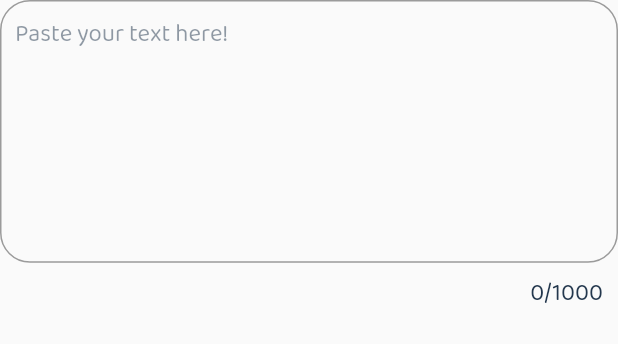
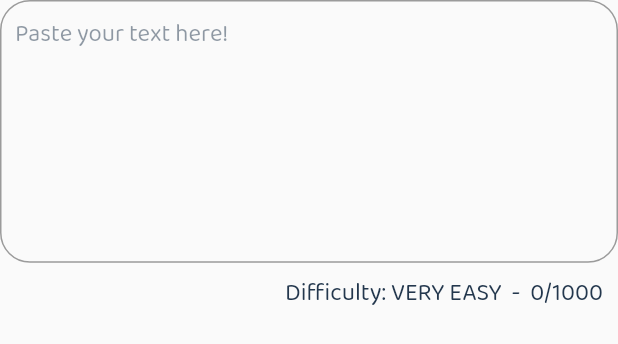
Before and after one commit to JakesMD/TypeTypeGo, a Flutter app: the TextInputBoxTextField widget shown alone on an empty page, opened directly with empty values, on a phone screen of 412 x 824 dp. Shown: the top 344 px of the screen. Run offline on Flutter 3.47's test engine with Material 2 defaults, Android fonts, the light colour scheme and no system bars; our stand-ins replace flutter_hooks, percent_indicator, responsive_builder; missing offline and left inert: dart:js.

Commit message:
Add difficulty indicator

```diff
--- a/lib/screens/main/textInputBox.dart
+++ b/lib/screens/main/textInputBox.dart
@@ -1,3 +1,5 @@
+import 'dart:math';
+
 import 'package:flutter/gestures.dart';
 import 'package:flutter/material.dart';
 import 'package:typetypego/config/config.dart';
@@ -69,7 +71,7 @@
 }
 
 /// The text field displayed in the [TextInputBox].
-class TextInputBoxTextField extends StatelessWidget {
+class TextInputBoxTextField extends StatefulWidget {
   final TextEditingController? controller;
   final FocusNode focusNode;
   final GlobalKey formKey;
@@ -82,14 +84,74 @@
       required this.maxWordLength});
 
   @override
+  _TextInputBoxTextFieldState createState() => _TextInputBoxTextFieldState();
+}
+
+class _TextInputBoxTextFieldState extends State<TextInputBoxTextField> {
+  String _value = "";
+  String _difficulty = "VERY EASY";
+
+  /// Calculates the difficulty of the [value] and updates [_value] and [_difficulty] accordingly.
+  void _updateDifficulty(String value) {
+    setState(() {
+      final String trimmedValue = value.trim();
+      _value = trimmedValue;
+
+      // Set the difficuly text to "VERY EASY" is the textbox is empty.
+      if (trimmedValue.isEmpty)
+        _difficulty = "VERY EASY";
+
+      // True if the textbox is not empty.
+      else {
+        // Create a list of all the easy characters.
+        final List<String> easyCharacters =
+            "abcdefghijklmnopqrstuvwxyz".split("")..addAll([" ", "\n"]);
+
+        double difficultyPoints = 0;
+
+        // Loop through the text in the textbox.
+        trimmedValue.split("").forEach((String element) {
+          // True if the character is not easy.
+          if (!easyCharacters.contains(element)) {
+            // Add 0.25 to difficultPoints if the character is a capital letter.
+            if (easyCharacters.contains(element.toLowerCase()))
+              difficultyPoints += 0.25;
+            // Add 0.5 to difficultPoints if the character is a number.
+            else if (double.tryParse(element) != null)
+              difficultyPoints += 0.5;
+            // Add 1 to difficultPoints if the character is a anything else, e.g. !, :, #,...
+            else
+              difficultyPoints++;
+          }
+        });
+
+        // Calculate the difficulty by dividing the points by the square root of the length of text.
+        final double difficulty = difficultyPoints / sqrt(trimmedValue.length);
+
+        // Update the difficuly text according to the calculated difficulty.
+        if (difficultyPoints < 0.75)
+          _difficulty = "VERY EASY";
+        else if (difficulty < 1)
+          _difficulty = "EASY";
+        else if (difficulty < 1.25)
+          _difficulty = "MEDIUM";
+        else if (difficulty < 1.5)
+          _difficulty = "HARD";
+        else
+          _difficulty = "VERY HARD";
+      }
+    });
+  }
+
+  @override
   Widget build(BuildContext context) {
     return Form(
-      key: formKey,
+      key: widget.formKey,
       child: SizedBox(
         height: 200,
         child: TextFormField(
-          controller: controller,
-          focusNode: focusNode,
+          controller: widget.controller,
+          focusNode: widget.focusNode,
           validator: (value) {
             final String trimmedValue = value!.trim();
             // True if the text field is empty.
@@ -104,11 +166,12 @@
                     .reduce((value, element) =>
                         value.length > element.length ? value : element)
                     .length >
-                maxWordLength) {
+                widget.maxWordLength) {
               return 'A word is too long (try making your window bigger)';
             }
             return null;
           },
+          onChanged: _updateDifficulty,
           maxLines: null,
           minLines: null,
           expands: true,
@@ -123,6 +186,7 @@
                 color: Palette.blueGrey.withOpacity(0.5), fontSize: 16),
             errorStyle: TextStyle(color: Palette.red, fontSize: 16),
             counterStyle: TextStyle(color: Palette.blueGrey, fontSize: 16),
+            counterText: "Difficulty: $_difficulty  -  ${_value.length}/1000",
             border: OutlineInputBorder(
                 borderRadius: BorderRadius.circular(Config.borderRadius)),
             errorBorder: OutlineInputBorder(
```
